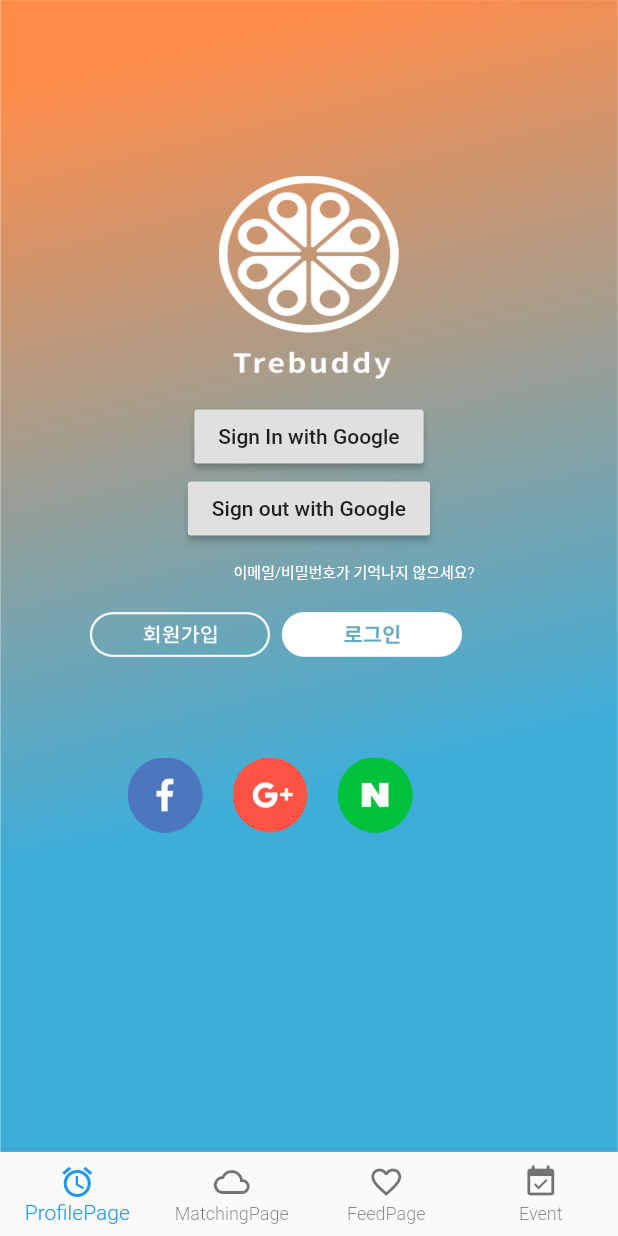
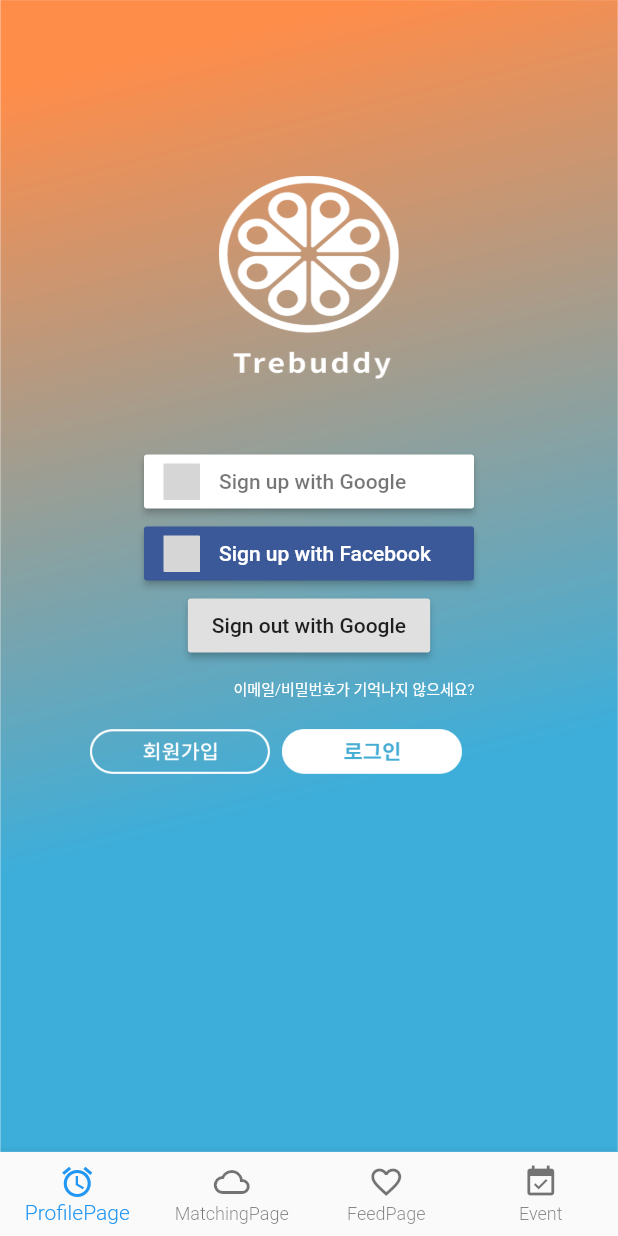
Before and after one commit to kimsh9026/Capstone_Design, a Flutter app: the screen it shows after launch, on a phone screen of 412 x 824 dp. Run offline on Flutter 3.47's test engine with Material 2 defaults, Android fonts, the phone set to English and light mode, and no system bars; our stand-ins replace cloud_firestore, firebase_analytics, firebase_auth, flutter_signin_button, google_sign_in, rxdart; accounts and stored records are empty; grey boxes are pictures that could not be loaded.

Commit message:
login UI changed

```diff
--- a/capstone/lib/LogInPage.dart
+++ b/capstone/lib/LogInPage.dart
@@ -2,6 +2,7 @@
 import 'package:capstone/BlocProvider.dart' ;
 import 'FireAuth.dart' ;
 import 'package:google_sign_in/google_sign_in.dart';
+import 'package:flutter_signin_button/flutter_signin_button.dart';
 
 class LogInPage extends StatelessWidget {
 
@@ -27,13 +28,24 @@
                   ),
                 ),
               ),
+              Container(margin: EdgeInsets.only(top: 30.0)),
               Container(
                 margin: EdgeInsets.only(left: 65.0, right: 65.0),
-                child: RaisedButton(
-                  child: Text('Sign In with Google'),
-                  onPressed: (){
+                child: SignInButton(
+                  Buttons.Google,
+                  text: "Sign up with Google",
+                  onPressed: () {
                     FireAuthProvider().authenticate() ;
-                  }
+                  },
+                ),
+              ),
+              Container(
+                margin: EdgeInsets.only(left: 65.0, right: 65.0),
+                child: SignInButton(
+                  Buttons.Facebook,
+                  text: "Sign up with Facebook",
+                  onPressed: () {
+                  },
                 ),
               ),
               Container(
@@ -85,49 +97,8 @@
                 ),
               ),
               Container(margin: EdgeInsets.only(top: 67.0),),
-              Container(
-                margin: EdgeInsets.only(left: 85.0, right: 85.0),
-                child: Row(
-                children: [
-                  Container(
-                    width: 50.0,
-                    height: 50.0,
-                    margin: EdgeInsets.only(right: 20.0),
-                    decoration: BoxDecoration(
-                      image: new DecorationImage(
-                        image: new AssetImage("Images/LoginUI/facebookIcon.png"),
-                        fit: BoxFit.fill,
-                      ),
-                    ),
-                  ),
-                  Container(
-                    width: 50.0,
-                    height: 50.0,
-                    margin: EdgeInsets.only(right: 20.0),
-                    decoration: BoxDecoration(
-                      image: new DecorationImage(
-                        image: new AssetImage("Images/LoginUI/googleIcon.png"),
-                        fit: BoxFit.fill,
-                      ),
-                    ),
-                  ),
-                  Container(
-                    width: 50.0,
-                    height: 50.0,
-                    decoration: BoxDecoration(
-                      image: new DecorationImage(
-                        image: new AssetImage("Images/LoginUI/naverIcon.png"),
-                        fit: BoxFit.fill,
-                      ),
-                    ),
-                  ),
-                ]
-              ),
-            ),
-          ],
-        ),
-    );
-  }
-
-
+            ],
+          ),
+      );
+    }
 }
--- a/capstone/pubspec.yaml
+++ b/capstone/pubspec.yaml
@@ -23,6 +23,7 @@
   firebase_analytics: ^2.1.0  # add dependency for Google Analytics for Firebase
   flutter_bloc : ^0.7.0
   intl: ^0.15.8
+  flutter_signin_button: ^0.2.8
 
   # The following adds the Cupertino Icons font to your application.
   # Use with the CupertinoIcons class for iOS style icons.
```
